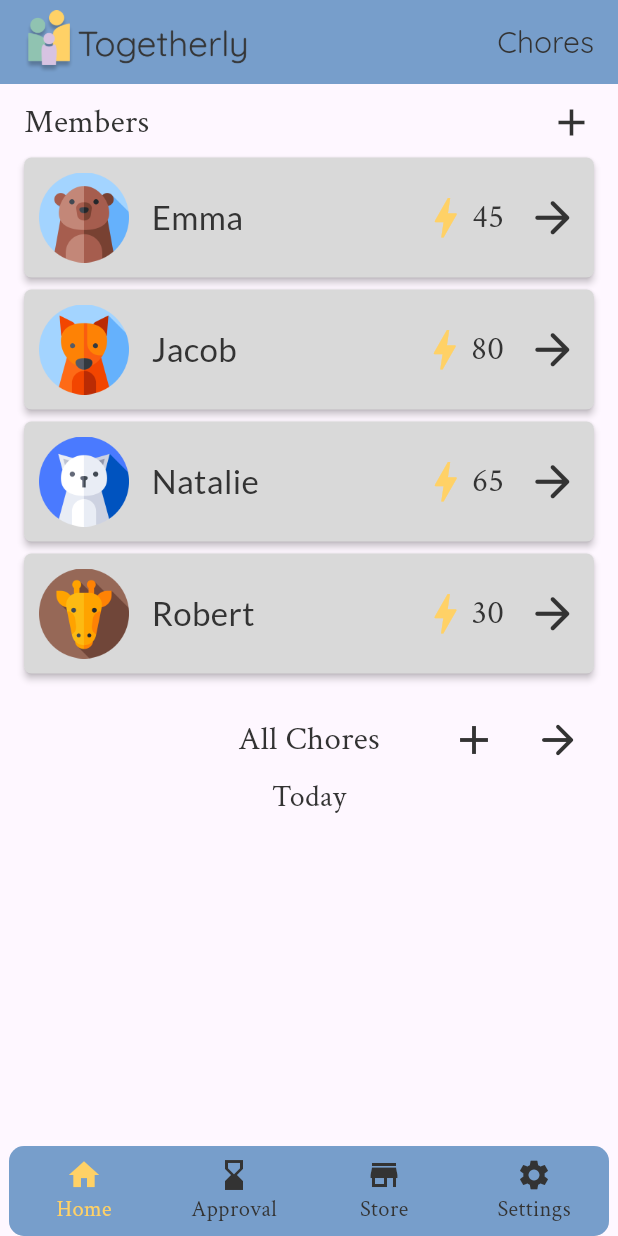
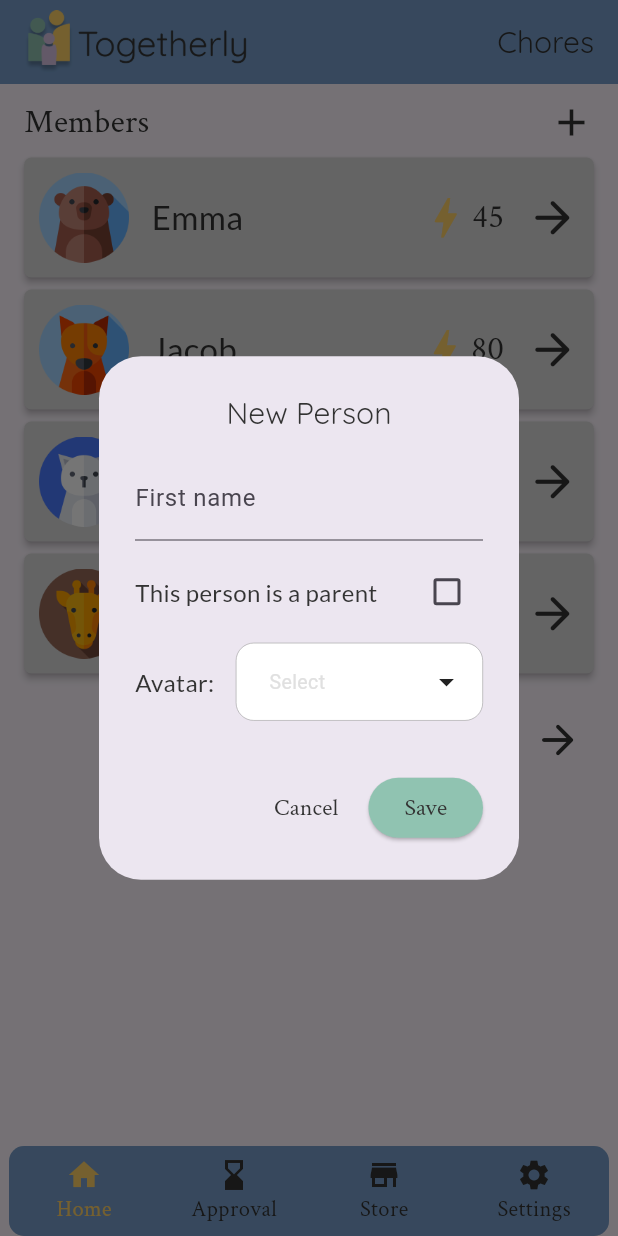
Before and after one commit to Delta-Apps-LLC/togetherly, a Flutter app: the screen it shows after launch, after a tap on the "add" icon, on a phone screen of 412 x 824 dp. Run offline on Flutter 3.47's test engine with Material 3 defaults, Android fonts, the phone set to English and light mode, and no system bars; drawn by our look-alikes of multi_dropdown; our stand-ins replace envied, supabase_flutter; accounts and stored records are empty; generated files the repository leaves out were written again.

Commit message:
new person dialog ui

```diff
--- a/togetherly/lib/views/screens/child_home.dart
+++ b/togetherly/lib/views/screens/child_home.dart
@@ -44,7 +44,7 @@ class _ChildHomePageState extends State<ChildHomePage> {
               children: [
                 const Icon(Icons.add, size: 35, color: Colors.transparent),
                 const Points(),
-                InkWell(
+                InkWell( // TODO: isParent ? here: not here
                   onTap: () => buildDialog(context),
                   child: const Icon(
                     Icons.add,
--- a/togetherly/lib/views/screens/parent_home.dart
+++ b/togetherly/lib/views/screens/parent_home.dart
@@ -23,7 +23,7 @@ class _ParentHomePageState extends State<ParentHomePage> {
           });
     }
 
-    Future<void> buildDialog(BuildContext context) {
+    Future<void> buildChoreDialog(BuildContext context) {
       return showDialog(
         context: context,
         builder: (BuildContext context) {
@@ -74,7 +74,7 @@ class _ParentHomePageState extends State<ParentHomePage> {
                 Row(
                   children: [
                     IconButton(
-                      onPressed: () => buildDialog(context),
+                      onPressed: () => buildChoreDialog(context),
                       icon: const Icon(
                         Icons.add,
                         size: 32,
--- a/togetherly/lib/views/widgets/family_list.dart
+++ b/togetherly/lib/views/widgets/family_list.dart
@@ -3,6 +3,7 @@ import 'package:togetherly/models/child.dart';
 import 'package:togetherly/models/person.dart';
 import 'package:togetherly/themes.dart';
 import 'package:togetherly/views/widgets/family_item.dart';
+import 'package:togetherly/views/widgets/new_person_dialog.dart';
 
 class FamilyList extends StatefulWidget {
   const FamilyList({super.key, required this.title});
@@ -42,6 +43,15 @@ class _FamilyListState extends State<FamilyList> {
 
   @override
   Widget build(BuildContext context) {
+    Future<void> buildPersonDialog(BuildContext context) {
+      return showDialog(
+        context: context,
+        builder: (BuildContext context) {
+          return const NewPersonDialog();
+        },
+      );
+    }
+
     return Column(
       mainAxisAlignment: MainAxisAlignment.start, // Aligns to center
       crossAxisAlignment: CrossAxisAlignment.start, // Aligns to left
@@ -54,10 +64,7 @@ class _FamilyListState extends State<FamilyList> {
               style: AppTextStyles.brandAccentLarge.copyWith(fontSize: 22),
             ),
             InkWell(
-              onTap: () => {
-                // Extract into function above, Dialog for new child
-                print('hello there')
-              },
+              onTap: () => buildPersonDialog(context),
               child: const Icon(
                 Icons.add,
                 size: 30,
--- /dev/null
+++ b/togetherly/lib/views/widgets/new_person_dialog.dart
@@ -0,0 +1,215 @@
+import 'package:flutter/material.dart';
+import 'package:multi_dropdown/multiselect_dropdown.dart';
+import 'package:togetherly/models/child.dart';
+import 'package:togetherly/themes.dart';
+
+class NewPersonDialog extends StatefulWidget {
+  const NewPersonDialog({super.key});
+
+  @override
+  State<NewPersonDialog> createState() => _NewPersonDialogState();
+}
+
+class _NewPersonDialogState extends State<NewPersonDialog> {
+  bool _loading = false;
+  final _formKey = GlobalKey<FormState>();
+  final MultiSelectController<Map<String, dynamic>> selectController =
+      MultiSelectController();
+  String _name = '';
+  bool _isParent = false;
+  bool _showAvatarError = false;
+  Map<String, dynamic> _selectedAvatar = {};
+
+  final List<ValueItem<Map<String, dynamic>>> _avatarOptions = [
+    const ValueItem(
+        label: 'Bear',
+        value: {'title': 'bear', 'avatar': 'assets/images/avatars/bear.png'}),
+    const ValueItem(
+        label: 'Cat',
+        value: {'title': 'cat', 'avatar': 'assets/images/avatars/cat.png'}),
+    const ValueItem(label: 'Chicken', value: {
+      'title': 'chicken',
+      'avatar': 'assets/images/avatars/chicken.png'
+    }),
+    const ValueItem(
+        label: 'Dog',
+        value: {'title': 'dog', 'avatar': 'assets/images/avatars/dog.png'}),
+    const ValueItem(
+        label: 'Fish',
+        value: {'title': 'fish', 'avatar': 'assets/images/avatars/fish.png'}),
+    const ValueItem(
+        label: 'Fox',
+        value: {'title': 'fox', 'avatar': 'assets/images/avatars/fox.png'}),
+    const ValueItem(label: 'Giraffe', value: {
+      'title': 'giraffe',
+      'avatar': 'assets/images/avatars/giraffe.png'
+    }),
+    const ValueItem(label: 'Gorilla', value: {
+      'title': 'gorilla',
+      'avatar': 'assets/images/avatars/gorilla.png'
+    }),
+    const ValueItem(
+        label: 'Koala',
+        value: {'title': 'koala', 'avatar': 'assets/images/avatars/koala.png'}),
+    const ValueItem(
+        label: 'Panda',
+        value: {'title': 'panda', 'avatar': 'assets/images/avatars/panda.png'}),
+    const ValueItem(label: 'Rabbit', value: {
+      'title': 'rabbit',
+      'avatar': 'assets/images/avatars/rabbit.png'
+    }),
+    const ValueItem(
+        label: 'Tiger',
+        value: {'title': 'tiger', 'avatar': 'assets/images/avatars/tiger.png'}),
+  ];
+
+  void submitPerson(BuildContext context) async {
+    if (_selectedAvatar.isEmpty) {
+      setState(() => _showAvatarError = true);
+    } else {
+      setState(() => _showAvatarError = false);
+    }
+    if (_formKey.currentState!.validate() && !_showAvatarError) {
+      print(_name);
+      print(_isParent);
+      print(_selectedAvatar['title']);
+      setState(() => _loading = true);
+      await Future.delayed(const Duration(seconds: 2));
+      setState(() => _loading = false);
+    }
+  }
+
+  @override
+  Widget build(BuildContext context) {
+    Widget buildDropdown() {
+      return SingleChildScrollView(
+        child: SizedBox(
+          width: MediaQuery.of(context).size.width * 0.4,
+          child: MultiSelectDropDown<Map<String, dynamic>>(
+            controller: selectController,
+            selectionType: SelectionType.single,
+            dropdownHeight: 200,
+            clearIcon: const Icon(
+              Icons.clear,
+              color: AppColors.brandBlack,
+            ),
+            onOptionSelected: (options) {
+              setState(() => _selectedAvatar =
+                  selectController.selectedOptions.isEmpty
+                      ? {}
+                      : selectController.selectedOptions.first.value!);
+            },
+            options: _avatarOptions,
+            selectedOptionTextColor: AppColors.brandBlack,
+            selectedOptionIcon: const Icon(
+              Icons.check,
+              color: AppColors.brandGreen,
+            ),
+          ),
+        ),
+      );
+    }
+
+    Widget buildForm(BuildContext context) {
+      return Form(
+        key: _formKey,
+        child: Column(
+          mainAxisSize: MainAxisSize.min,
+          children: <Widget>[
+            TextFormField(
+              decoration: const InputDecoration(
+                labelText: 'First name',
+              ),
+              onChanged: (value) => setState(() => _name = value),
+              validator: (value) {
+                if (value == null || value.isEmpty) {
+                  return 'Please enter a name';
+                }
+                return null;
+              },
+            ),
+            const SizedBox(
+              height: 10,
+            ),
+            Row(
+              mainAxisAlignment: MainAxisAlignment.spaceBetween,
+              children: [
+                const Text(
+                  'This person is a parent',
+                  style: AppTextStyles.brandBody,
+                ),
+                Checkbox(
+                  value: _isParent,
+                  activeColor: AppColors.brandGreen,
+                  onChanged: (value) => setState(() => _isParent = value!),
+                ),
+              ],
+            ),
+            const SizedBox(
+              height: 10,
+            ),
+            Row(
+              mainAxisAlignment: MainAxisAlignment.spaceBetween,
+              children: <Widget>[
+                const Text(
+                  'Avatar:',
+                  style: AppTextStyles.brandBody,
+                ),
+                buildDropdown(),
+              ],
+            ),
+            const SizedBox(
+              height: 10,
+            ),
+            if (_showAvatarError)
+              Text(
+                'You must select an avatar',
+                style: AppTextStyles.brandAccentSub
+                    .copyWith(color: Theme.of(context).colorScheme.error),
+              ),
+            if (_selectedAvatar['avatar'] != null)
+              CircleAvatar(
+                radius: 30,
+                child: Image.asset(_selectedAvatar['avatar']),
+              ),
+          ],
+        ),
+      );
+    }
+
+    return AlertDialog(
+      scrollable: true,
+      title: const Center(
+        child: Text(
+          'New Person',
+          style: AppTextStyles.brandHeading,
+        ),
+      ),
+      content: Column(
+        mainAxisSize: MainAxisSize.min,
+        children: <Widget>[
+          buildForm(context),
+        ],
+      ),
+      actions: <Widget>[
+        TextButton(
+          onPressed: () => Navigator.of(context).pop(),
+          child: const Text(
+            'Cancel',
+            style: AppTextStyles.brandAccent,
+          ),
+        ),
+        ElevatedButton(
+          style: AppWidgetStyles.submitButton,
+          onPressed: () => submitPerson(context),
+          child: _loading
+              ? const CircularProgressIndicator()
+              : const Text(
+                  'Save',
+                  style: AppTextStyles.brandAccent,
+                ),
+        ),
+      ],
+    );
+  }
+}
```
